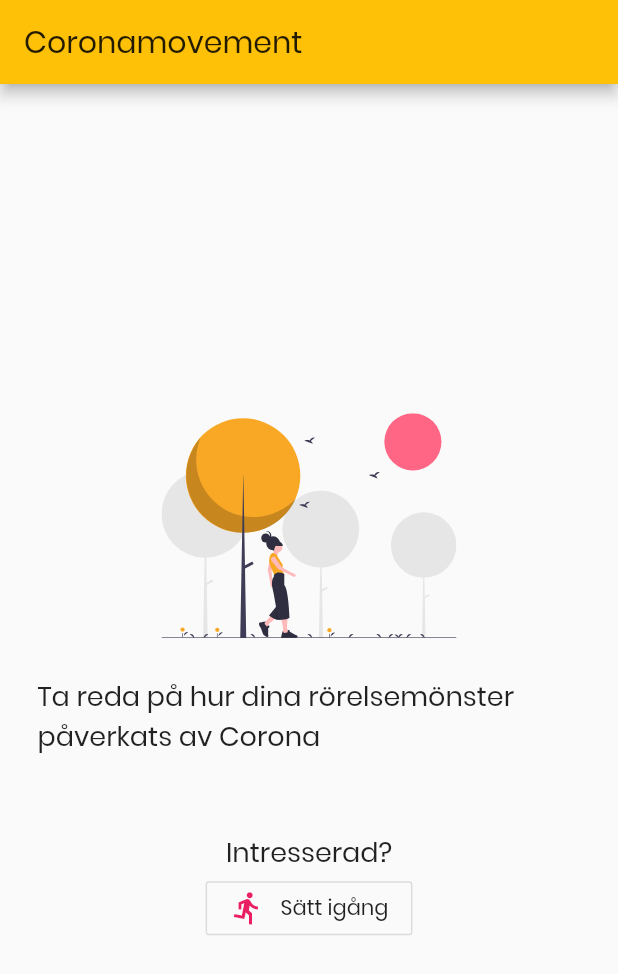
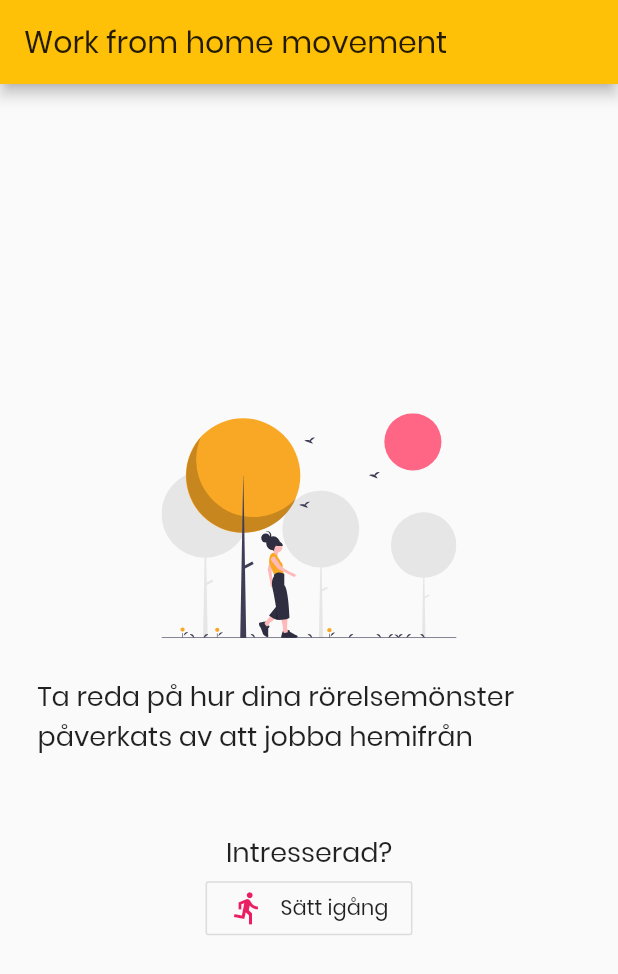
Before and after one commit to hci-gu/corona-movement, a Flutter app: the screen it shows after launch, on a phone screen of 412 x 824 dp. Shown: the top 974 px of the screen. Run offline on Flutter 3.47's test engine with Material 2 defaults, Android fonts, the phone set to English and light mode, and no system bars; our stand-ins replace fl_chart, flutter_hooks, flutter_svg, shared_preferences; missing offline and left inert: health, workmanager.

Commit message:
app rename

```diff
--- a/app/lib/main.dart
+++ b/app/lib/main.dart
@@ -1,9 +1,9 @@
-import 'package:mycoronamovement/models/user_model.dart';
-import 'package:mycoronamovement/pages/charts.dart';
-import 'package:mycoronamovement/pages/home.dart';
-import 'package:mycoronamovement/models/recoil.dart';
-import 'package:mycoronamovement/pages/pick-data-range.dart';
-import 'package:mycoronamovement/pages/sync-data.dart';
+import 'package:wfhmovement/models/user_model.dart';
+import 'package:wfhmovement/pages/charts.dart';
+import 'package:wfhmovement/pages/home.dart';
+import 'package:wfhmovement/models/recoil.dart';
+import 'package:wfhmovement/pages/pick-data-range.dart';
+import 'package:wfhmovement/pages/sync-data.dart';
 import 'package:flutter/material.dart';
 import 'package:flutter_hooks/flutter_hooks.dart';
 import 'package:provider/provider.dart';
@@ -35,7 +35,7 @@ class MyApp extends StatelessWidget {
     return Provider(
       create: (context) => StateStore(),
       child: MaterialApp(
-        title: 'Coronamovement',
+        title: 'Work from home movement',
         theme: ThemeData(
           fontFamily: 'Poppins',
           primarySwatch: Colors.amber,
@@ -43,7 +43,7 @@ class MyApp extends StatelessWidget {
         debugShowCheckedModeBanner: false,
         home: Scaffold(
           appBar: AppBar(
-            title: Text('Coronamovement'),
+            title: Text('Work from home movement'),
           ),
           body: ScreenSelector(),
         ),
--- a/app/lib/models/chart_model.dart
+++ b/app/lib/models/chart_model.dart
@@ -1,7 +1,7 @@
 import 'package:flutter/foundation.dart';
-import 'package:mycoronamovement/api.dart' as api;
-import 'package:mycoronamovement/models/user_model.dart';
-import 'package:mycoronamovement/models/recoil.dart';
+import 'package:wfhmovement/api.dart' as api;
+import 'package:wfhmovement/models/user_model.dart';
+import 'package:wfhmovement/models/recoil.dart';
 
 var stepsChartAtom = Atom(
   'steps-chart',
--- a/app/lib/models/user_model.dart
+++ b/app/lib/models/user_model.dart
@@ -1,8 +1,8 @@
 import 'package:flutter/foundation.dart';
 import 'package:health/health.dart';
 import 'package:shared_preferences/shared_preferences.dart';
-import 'package:mycoronamovement/models/recoil.dart';
-import 'package:mycoronamovement/api.dart' as api;
+import 'package:wfhmovement/models/recoil.dart';
+import 'package:wfhmovement/api.dart' as api;
 
 int chunkSize = 500;
 var userAtom = Atom(
--- a/app/lib/pages/home.dart
+++ b/app/lib/pages/home.dart
@@ -1,5 +1,5 @@
-import 'package:mycoronamovement/models/recoil.dart';
-import 'package:mycoronamovement/models/user_model.dart';
+import 'package:wfhmovement/models/recoil.dart';
+import 'package:wfhmovement/models/user_model.dart';
 import 'package:flutter/material.dart';
 import 'package:flutter_hooks/flutter_hooks.dart';
 import 'package:flutter_svg/svg.dart';
@@ -23,7 +23,7 @@ class Home extends HookWidget {
               ),
             ),
             Text(
-              'Ta reda på hur dina rörelsemönster påverkats av Corona',
+              'Ta reda på hur dina rörelsemönster påverkats av att jobba hemifrån',
               style: TextStyle(
                 fontSize: 18,
               ),
--- a/app/lib/pages/pick-data-range.dart
+++ b/app/lib/pages/pick-data-range.dart
@@ -1,5 +1,5 @@
-import 'package:mycoronamovement/models/recoil.dart';
-import 'package:mycoronamovement/models/user_model.dart';
+import 'package:wfhmovement/models/recoil.dart';
+import 'package:wfhmovement/models/user_model.dart';
 import 'package:flutter/material.dart';
 import 'package:flutter_hooks/flutter_hooks.dart';
 import 'package:flutter_svg/svg.dart';
--- a/app/lib/pages/sync-data.dart
+++ b/app/lib/pages/sync-data.dart
@@ -1,5 +1,5 @@
-import 'package:mycoronamovement/models/recoil.dart';
-import 'package:mycoronamovement/models/user_model.dart';
+import 'package:wfhmovement/models/recoil.dart';
+import 'package:wfhmovement/models/user_model.dart';
 import 'package:flutter/material.dart';
 import 'package:flutter_hooks/flutter_hooks.dart';
 import 'package:flutter_svg/svg.dart';
--- a/app/pubspec.yaml
+++ b/app/pubspec.yaml
@@ -1,4 +1,4 @@
-name: mycoronamovement
+name: wfhmovement
 description: A new Flutter project.
 
 version: 1.0.0+1
```
Also changed, not shown: app/lib/pages/charts.dart (+4 -4 lines), app/pubspec.lock, 14 other files.
